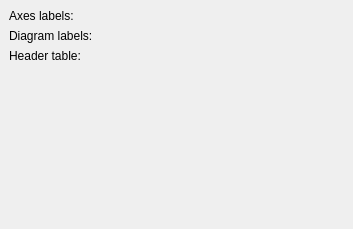
Before: the Qt Designer form kmplot/settingspagefonts.ui in KDE/kmplot, drawn with Qt 5.
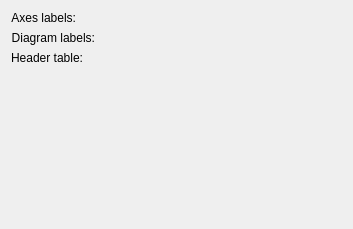
After: the same form once the commit is applied. Custom widgets are drawn as their Qt base class.

Commit message: follow KDE HIG about labels: http://techbase.kde.org/Projects/Usability/HIG/Form_Label_Alignment

The edit to the form file:
```diff
--- a/kmplot/settingspagefonts.ui
+++ b/kmplot/settingspagefonts.ui
@@ -9,32 +9,74 @@
     <height>229</height>
    </rect>
   </property>
-  <layout class="QGridLayout" >
-   <property name="margin" >
-    <number>9</number>
-   </property>
-   <property name="spacing" >
-    <number>6</number>
-   </property>
-   <item row="2" column="0" >
-    <widget class="QLabel" name="textLabel10_4" >
-     <property name="sizePolicy" >
-      <sizepolicy>
-       <hsizetype>0</hsizetype>
-       <vsizetype>5</vsizetype>
+  <layout class="QFormLayout" name="formLayout">
+   <item row="0" column="0">
+    <widget class="QLabel" name="textLabel10">
+     <property name="sizePolicy">
+      <sizepolicy hsizetype="Fixed" vsizetype="Preferred">
        <horstretch>0</horstretch>
        <verstretch>0</verstretch>
       </sizepolicy>
      </property>
-     <property name="text" >
+     <property name="text">
+      <string>Axes labels:</string>
+     </property>
+     <property name="alignment">
+      <set>Qt::AlignRight|Qt::AlignTrailing|Qt::AlignVCenter</set>
+     </property>
+     <property name="buddy">
+      <cstring>kcfg_HeaderTableFont</cstring>
+     </property>
+    </widget>
+   </item>
+   <item row="0" column="1">
+    <widget class="KFontRequester" name="kcfg_AxesFont"/>
+   </item>
+   <item row="1" column="0">
+    <widget class="QLabel" name="textLabel10_3">
+     <property name="sizePolicy">
+      <sizepolicy hsizetype="Fixed" vsizetype="Preferred">
+       <horstretch>0</horstretch>
+       <verstretch>0</verstretch>
+      </sizepolicy>
+     </property>
+     <property name="text">
+      <string>Diagram labels:</string>
+     </property>
+     <property name="alignment">
+      <set>Qt::AlignRight|Qt::AlignTrailing|Qt::AlignVCenter</set>
+     </property>
+     <property name="buddy">
+      <cstring>kcfg_LabelFont</cstring>
+     </property>
+    </widget>
+   </item>
+   <item row="1" column="1">
+    <widget class="KFontRequester" name="kcfg_LabelFont"/>
+   </item>
+   <item row="2" column="0">
+    <widget class="QLabel" name="textLabel10_4">
+     <property name="sizePolicy">
+      <sizepolicy hsizetype="Fixed" vsizetype="Preferred">
+       <horstretch>0</horstretch>
+       <verstretch>0</verstretch>
+      </sizepolicy>
+     </property>
+     <property name="text">
       <string>Header table:</string>
      </property>
-     <property name="buddy" >
+     <property name="alignment">
+      <set>Qt::AlignRight|Qt::AlignTrailing|Qt::AlignVCenter</set>
+     </property>
+     <property name="buddy">
       <cstring>kcfg_AxesFont</cstring>
      </property>
     </widget>
    </item>
-   <item row="3" column="1" >
+   <item row="2" column="1">
+    <widget class="KFontRequester" name="kcfg_HeaderTableFont"/>
+   </item>
+   <item row="3" column="1">
     <spacer>
      <property name="orientation" >
       <enum>Qt::Vertical</enum>
@@ -50,51 +92,6 @@
      </property>
     </spacer>
    </item>
-   <item row="1" column="0" >
-    <widget class="QLabel" name="textLabel10_3" >
-     <property name="sizePolicy" >
-      <sizepolicy>
-       <hsizetype>0</hsizetype>
-       <vsizetype>5</vsizetype>
-       <horstretch>0</horstretch>
-       <verstretch>0</verstretch>
-      </sizepolicy>
-     </property>
-     <property name="text" >
-      <string>Diagram labels:</string>
-     </property>
-     <property name="buddy" >
-      <cstring>kcfg_LabelFont</cstring>
-     </property>
-    </widget>
-   </item>
-   <item row="0" column="0" >
-    <widget class="QLabel" name="textLabel10" >
-     <property name="sizePolicy" >
-      <sizepolicy>
-       <hsizetype>0</hsizetype>
-       <vsizetype>5</vsizetype>
-       <horstretch>0</horstretch>
-       <verstretch>0</verstretch>
-      </sizepolicy>
-     </property>
-     <property name="text" >
-      <string>Axes labels:</string>
-     </property>
-     <property name="buddy" >
-      <cstring>kcfg_HeaderTableFont</cstring>
-     </property>
-    </widget>
-   </item>
-   <item row="0" column="1" >
-    <widget class="KFontRequester" name="kcfg_AxesFont" />
-   </item>
-   <item row="2" column="1" >
-    <widget class="KFontRequester" name="kcfg_HeaderTableFont" />
-   </item>
-   <item row="1" column="1" >
-    <widget class="KFontRequester" name="kcfg_LabelFont" />
-   </item>
   </layout>
  </widget>
   <customwidgets>
```
Left out of the diff: 15 changed lines with no effect on the pictures. The commit also changes 10 other files.
